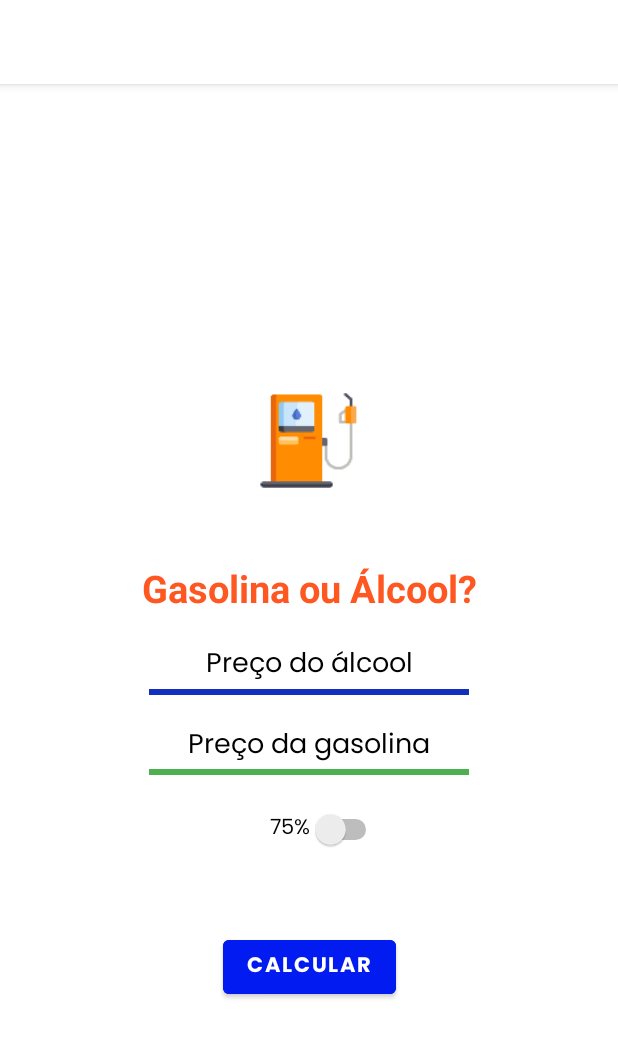
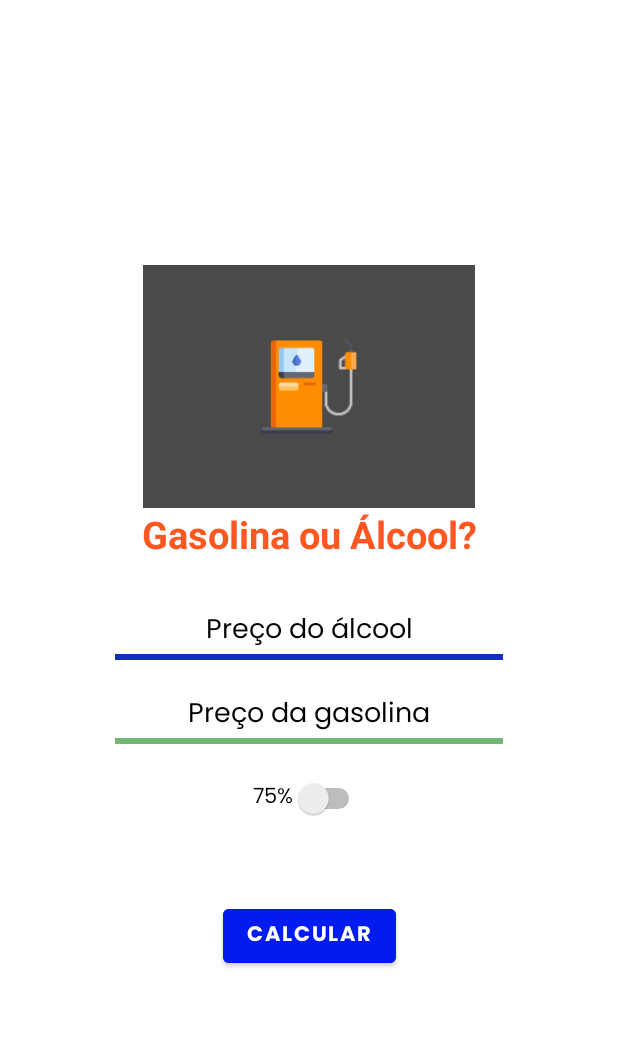
Before and after one commit to Vandzu/alcool-ou-gasolina, an Android app: the screen it shows after launch (MainActivity), on a phone screen of 412 x 824 dp. Shown: the top 1038 px of the screen. Run offline under Robolectric (Android 15) with nearby library versions, the phone set to English and light mode, and no system bars.

Commit message:
Ajustes acessibilidade

```diff
--- a/app/src/main/res/layout/activity_main.xml
+++ b/app/src/main/res/layout/activity_main.xml
@@ -2,16 +2,17 @@
 <androidx.constraintlayout.widget.ConstraintLayout xmlns:android="http://schemas.android.com/apk/res/android"
     xmlns:app="http://schemas.android.com/apk/res-auto"
     xmlns:tools="http://schemas.android.com/tools"
+    style="@style/Theme.AlcoolOuGasolina"
     android:layout_width="match_parent"
     android:layout_height="match_parent"
-    style="@style/Theme.AlcoolOuGasolina"
+    android:background="#42A5F5"
     tools:context=".MainActivity">
 
     <androidx.constraintlayout.widget.ConstraintLayout
         android:id="@+id/linearLayout"
         style="@style/Theme.AlcoolOuGasolina"
-        android:layout_width="300dp"
-        android:layout_height="550dp"
+        android:layout_width="wrap_content"
+        android:layout_height="wrap_content"
         android:layout_marginStart="3dp"
         android:layout_marginEnd="3dp"
         android:background="@drawable/rounded_layout"
@@ -25,6 +26,7 @@
             android:id="@+id/imageView"
             android:layout_width="221dp"
             android:layout_height="162dp"
+            android:backgroundTint="#B5000000"
             android:contentDescription="uma bomba de gasolina ilustrando o app"
             android:paddingVertical="10dp"
             android:textAlignment="center"
@@ -43,6 +45,7 @@
             android:layout_width="wrap_content"
             android:layout_height="wrap_content"
             android:layout_marginBottom="9dp"
+            android:minHeight="48dp"
             android:rotation="0"
             android:rotationX="0"
             android:rotationY="0"
@@ -59,14 +62,17 @@
 
         <EditText
             android:id="@+id/edAlcool"
-            android:layout_width="221dp"
-            android:layout_height="51dp"
+            android:layout_width="wrap_content"
+            android:layout_height="wrap_content"
+            android:autoSizeMinTextSize="12sp"
+            android:autoSizeTextType="uniform"
             android:backgroundTint="#122FBF"
             android:backgroundTintMode="add"
             android:ems="10"
             android:fontFamily="@font/poppins"
             android:hint="Preço do álcool"
             android:inputType="numberDecimal"
+            android:minHeight="48dp"
             android:textAlignment="center"
             app:layout_constraintBottom_toTopOf="@+id/edGasolina"
             app:layout_constraintEnd_toEndOf="parent"
@@ -77,16 +83,19 @@
 
         <EditText
             android:id="@+id/edGasolina"
-            android:layout_width="221dp"
-            android:layout_height="48dp"
+            android:layout_width="wrap_content"
+            android:layout_height="wrap_content"
             android:layout_marginVertical="5dp"
             android:layout_marginBottom="1dp"
-            android:backgroundTint="#4CAF50"
+            android:autoSizeMinTextSize="12sp"
+            android:autoSizeTextType="uniform"
+            android:backgroundTint="#71B874"
             android:backgroundTintMode="add"
             android:ems="10"
             android:fontFamily="@font/poppins"
             android:hint="Preço da gasolina"
             android:inputType="numberDecimal"
+            android:minHeight="48dp"
             android:textAlignment="center"
             app:layout_constraintBottom_toTopOf="@+id/swPercentual"
             app:layout_constraintEnd_toEndOf="parent"
@@ -97,12 +106,13 @@
 
         <Switch
             android:id="@+id/swPercentual"
-            android:layout_width="97dp"
-            android:layout_height="48dp"
+            android:layout_width="wrap_content"
+            android:layout_height="wrap_content"
             android:layout_marginBottom="20dp"
             android:fontFamily="@font/poppins"
             android:text="75%"
             android:textAlignment="textEnd"
+            android:minHeight="48dp"
             app:layout_constraintBottom_toTopOf="@+id/btCalcular"
             app:layout_constraintEnd_toEndOf="parent"
             app:layout_constraintStart_toStartOf="parent"
--- a/app/src/main/res/values-night/themes.xml
+++ b/app/src/main/res/values-night/themes.xml
@@ -19,6 +19,8 @@
         <item name="android:textColorHint">#FFFFFF</item>
         <item name="android:backgroundTint">#0D1223</item>
         <item name="android:background">#0D1223</item>
+        <item name="windowActionBar">false</item>
+        <item name="windowNoTitle">true</item>
     </style>
     <style name="MyTextViewStyle" parent="Widget.MaterialComponents.TextView">
         <item name="android:textColor">#FFD400</item>
--- a/app/src/main/res/values/themes.xml
+++ b/app/src/main/res/values/themes.xml
@@ -16,6 +16,8 @@
         <item name="android:textColorHint">@color/black</item>
         <item name="android:backgroundTint">#FFFFFF</item>
         <item name="android:background">#FFFFFF</item>
+        <item name="windowActionBar">false</item>
+        <item name="windowNoTitle">true</item>
     </style>
     <style name="MyTextViewStyle" parent="Widget.MaterialComponents.TextView">
         <item name="android:textColor">#FF5722</item>
```
Also changed, not shown: 1 other file.
